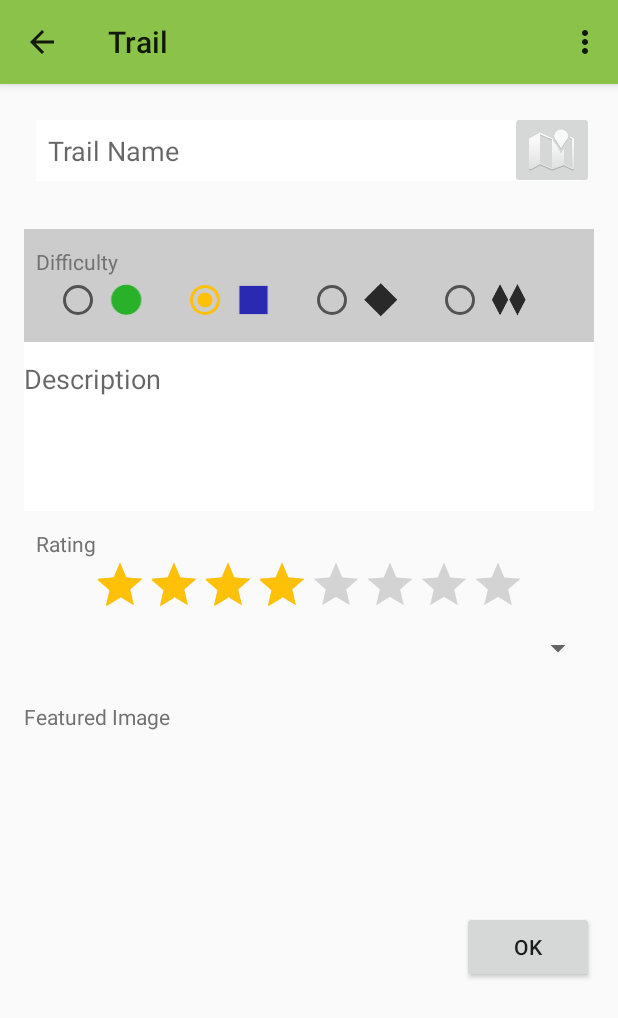
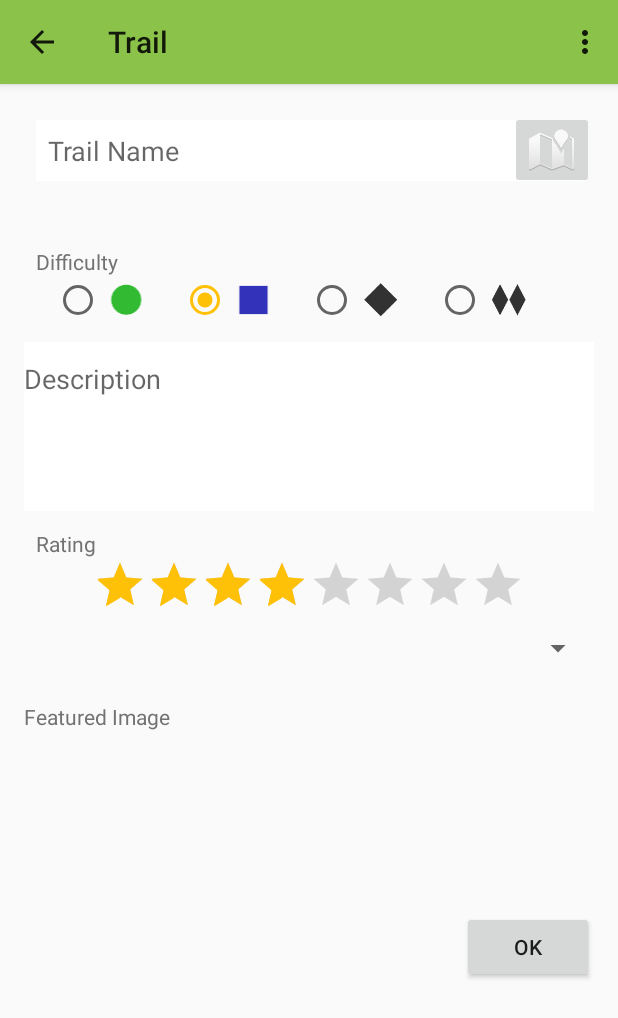
Before and after one commit to brentn/MountainUnicyclist, an Android app: the TrailEditActivity screen opened directly, with no data from a screen before it, on a phone screen of 412 x 824 dp. Shown: the top 1018 px of the screen. Run offline under Robolectric (Android 15) with nearby library versions, the phone set to English and light mode, and no system bars; 5 statements that could not run were skipped.

Commit message:
working on sync

```diff
--- a/app/src/main/java/com/brentandjody/mountainunicyclist/Application.java
+++ b/app/src/main/java/com/brentandjody/mountainunicyclist/Application.java
@@ -40,8 +40,5 @@ public class Application extends android.app.Application{
         ParseACL defaultACL = new ParseACL();
         defaultACL.setPublicReadAccess(true);
 		ParseACL.setDefaultACL(defaultACL, true);
-
-
-
     }
 }
--- a/app/src/main/java/com/brentandjody/mountainunicyclist/LocationPicker.java
+++ b/app/src/main/java/com/brentandjody/mountainunicyclist/LocationPicker.java
@@ -7,6 +7,7 @@ import android.support.v4.app.FragmentActivity;
 import android.os.Bundle;
 import android.util.Log;
 
+import com.brentandjody.mountainunicyclist.helpers.LocationHelper;
 import com.google.android.gms.maps.CameraUpdateFactory;
 import com.google.android.gms.maps.GoogleMap;
 import com.google.android.gms.maps.SupportMapFragment;
@@ -43,7 +44,7 @@ public class LocationPicker extends FragmentActivity {
                 @Override
                 public void onSnapshotReady(Bitmap snapshot) {
                     ByteArrayOutputStream bs = new ByteArrayOutputStream();
-                    snapshot.compress(Bitmap.CompressFormat.PNG, 50, bs);
+                    snapshot.compress(Bitmap.CompressFormat.PNG, 30, bs);
                     mData.putExtra("map_screenshot", bs.toByteArray());
                     mData.putExtra("location", mMarker.getPosition());
                     setResult(Activity.RESULT_OK, mData);
--- a/app/src/main/java/com/brentandjody/mountainunicyclist/MainActivity.java
+++ b/app/src/main/java/com/brentandjody/mountainunicyclist/MainActivity.java
@@ -179,7 +179,7 @@ public class MainActivity extends ActionBarActivity {
             fab.setOnClickListener(new View.OnClickListener() {
                 @Override
                 public void onClick(View v) {
-                    Intent locationPickerIntent = new Intent(getActivity(), LocationPickerActivity.class);
+                    Intent locationPickerIntent = new Intent(getActivity(), LocationPicker.class);
                     startActivityForResult(locationPickerIntent, Application.NEW_LOCATION);
                 }
             });
--- a/app/src/main/java/com/brentandjody/mountainunicyclist/TrailAdapter.java
+++ b/app/src/main/java/com/brentandjody/mountainunicyclist/TrailAdapter.java
@@ -1,6 +1,5 @@
 package com.brentandjody.mountainunicyclist;
 
-import android.app.Activity;
 import android.content.Context;
 import android.content.Intent;
 import android.graphics.BitmapFactory;
@@ -13,14 +12,11 @@ import android.widget.FrameLayout;
 import android.widget.ImageView;
 import android.widget.TextView;
 
-import com.brentandjody.mountainunicyclist.data.Photo;
 import com.brentandjody.mountainunicyclist.data.Trail;
+import com.brentandjody.mountainunicyclist.helpers.LocationHelper;
 import com.google.android.gms.maps.model.LatLng;
 
 import java.util.List;
-import java.util.concurrent.Callable;
-
-import bolts.Task;
 
 /**
  * Created by brent on 07/04/15.
--- a/app/src/main/java/com/brentandjody/mountainunicyclist/ImageHelper.java
+++ b/app/src/main/java/com/brentandjody/mountainunicyclist/helpers/ImageHelper.java
@@ -1,4 +1,4 @@
-package com.brentandjody.mountainunicyclist;
+package com.brentandjody.mountainunicyclist.helpers;
 
 import android.graphics.Bitmap;
 import android.util.Log;
--- a/app/src/main/java/com/brentandjody/mountainunicyclist/LocationHelper.java
+++ b/app/src/main/java/com/brentandjody/mountainunicyclist/helpers/LocationHelper.java
@@ -1,4 +1,4 @@
-package com.brentandjody.mountainunicyclist;
+package com.brentandjody.mountainunicyclist.helpers;
 
 import android.content.Context;
 import android.location.Location;
--- a/app/src/main/res/layout/trail_edit.xml
+++ b/app/src/main/res/layout/trail_edit.xml
@@ -5,13 +5,13 @@
     android:paddingTop="@dimen/activity_vertical_margin"
     android:paddingBottom="@dimen/activity_vertical_margin"
     tools:context="com.brentandjody.mountainunicyclist.TrailEditActivity"
-    android:id="@+id/background"
-    android:elevation="4dp">
+    android:id="@+id/background">
 
     <ScrollView
         android:layout_width="match_parent"
         android:layout_height="wrap_content"
-        android:id="@+id/scrollView" >
+        android:id="@+id/scrollView"
+        android:fillViewport="true">
 
         <LinearLayout
             android:orientation="vertical"
@@ -52,9 +52,9 @@
                 android:id="@+id/textView"
                 android:textColor="@color/secondary_text"
                 android:layout_marginTop="24dp"
-                android:background="@color/background"
                 android:paddingLeft="8dp"
-                android:paddingTop="12dp" />
+                android:paddingTop="12dp"
+                android:autoText="true" />
 
             <RadioGroup
                 android:layout_width="match_parent"
@@ -62,7 +62,6 @@
                 android:id="@+id/difficulty"
                 android:orientation="horizontal"
                 android:showDividers="middle"
-                android:background="@color/background"
                 android:gravity="center_horizontal"
                 android:paddingBottom="12dp"
                 android:paddingRight="20dp"
```
Also changed, not shown: app/src/main/java/com/brentandjody/mountainunicyclist/TrailActivity.java (+20 -6 lines), app/src/main/java/com/brentandjody/mountainunicyclist/TrailEditActivity.java (+21 -8 lines), app/src/main/java/com/brentandjody/mountainunicyclist/data/DBContract.java (+8 -8 lines), 2 other files.
